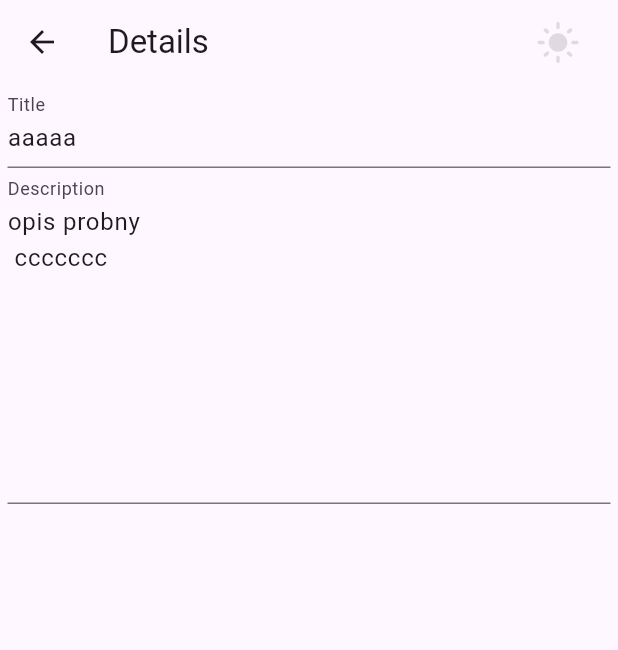
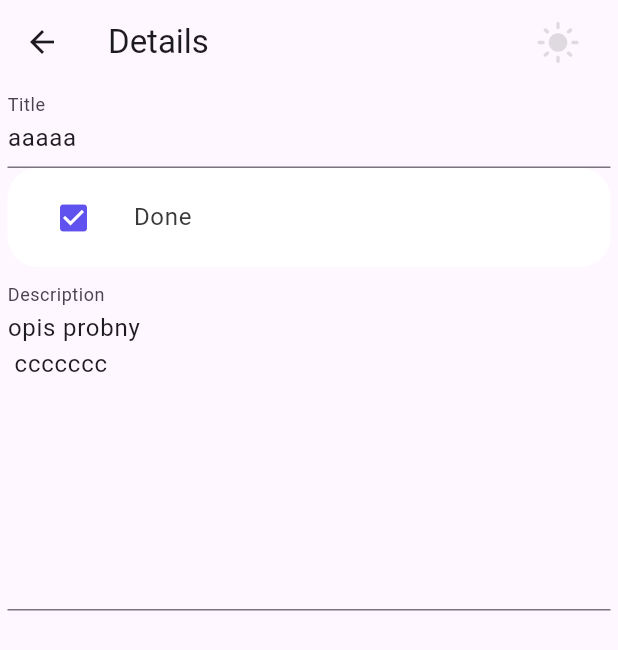
Before and after one commit to Staregai/Flutter_inf, a Flutter app: the screen it shows after launch, after a tap on "aaaaa", on a phone screen of 412 x 824 dp. Shown: the top 650 px of the screen. Run offline on Flutter 3.47's test engine with Material 3 defaults, Android fonts, the phone set to English and light mode, and no system bars; our stand-ins replace flutter_bloc.

Commit message:
added sorting (nearly working)

```diff
--- a/lib/cubits/todo_cubit.dart
+++ b/lib/cubits/todo_cubit.dart
@@ -45,6 +45,53 @@ class TodoCubit extends Cubit<TodoState> {
       ));
     }
   }
+
+  void sortTodos(String option) {
+    List<ToDo> sortedTodos = List.from(state.shownTodos);
+
+    switch (option) {
+      case 'Alphabetically Increasing (Not Done First)':
+        sortedTodos.sort((a, b) {
+          if (a.done != b.done) {
+            return a.done ? 1 : -1;
+          }
+          return a.text!.compareTo(b.text!);
+        });
+        break;
+      case 'Alphabetically Decreasing (Not Done First)':
+        sortedTodos.sort((a, b) {
+          if (a.done != b.done) {
+            return a.done ? 1 : -1;
+          }
+          return b.text!.compareTo(a.text!);
+        });
+        break;
+      case 'Alphabetically Increasing (Done First)':
+        sortedTodos.sort((a, b) {
+          if (a.done != b.done) {
+            return a.done ? -1 : 1;
+          }
+          return a.text!.compareTo(b.text!);
+        });
+        break;
+      case 'Alphabetically Decreasing (Done First)':
+        sortedTodos.sort((a, b) {
+          if (a.done != b.done) {
+            return a.done ? -1 : 1;
+          }
+          return b.text!.compareTo(a.text!);
+        });
+        break;
+
+      default:
+        break;
+    }
+    for (var td in sortedTodos) {
+      print(td.text);
+    }
+
+    emit(state.copyWith(shownTodos: sortedTodos));
+  }
 }
 
 class TodoState {
--- a/lib/cubits/todo_details_cubit.dart
+++ b/lib/cubits/todo_details_cubit.dart
@@ -11,4 +11,13 @@ class TodoDetailsCubit extends Cubit<ToDo> {
   void updateDescription(String description) {
     emit(state.copyWith(description: description));
   }
+
+  void updateDone() {
+    emit(state.copyWith(done: !state.done));
+    print(state.done);
+  }
+
+  bool isDone() {
+    return state.done;
+  }
 }
--- a/lib/main.dart
+++ b/lib/main.dart
@@ -1,15 +1,24 @@
 import 'package:flutter/material.dart';
 import 'package:flutter/services.dart';
 import './screens/home.dart';
+import 'cubits/todo_cubit.dart';
+import 'classes/todo.dart';
+import 'package:flutter_bloc/flutter_bloc.dart';
 import 'package:provider/provider.dart';
 
 void main() {
   runApp(
-    MultiProvider(providers: [
-      ChangeNotifierProvider(
-        create: (_) => ThemeProvider(),
-      )
-    ], child: const MyApp()),
+    MultiProvider(
+      providers: [
+        ChangeNotifierProvider(
+          create: (_) => ThemeProvider(),
+        ),
+      ],
+      child: BlocProvider(
+        create: (context) => TodoCubit(ToDo.todoList()),
+        child: const MyApp(),
+      ),
+    ),
   );
 }
 
--- a/lib/screens/home.dart
+++ b/lib/screens/home.dart
@@ -42,10 +42,21 @@ class HomeContent extends StatelessWidget {
                       children: [
                         Container(
                           margin: EdgeInsets.only(top: 50, bottom: 20),
-                          child: Text(
-                            "All todos",
-                            style: TextStyle(
-                                fontSize: 30, fontWeight: FontWeight.w500),
+                          child: Row(
+                            mainAxisAlignment: MainAxisAlignment.spaceBetween,
+                            children: [
+                              Text(
+                                "All todos",
+                                style: TextStyle(
+                                    fontSize: 30, fontWeight: FontWeight.w500),
+                              ),
+                              IconButton(
+                                onPressed: () {
+                                  _showSortOptions(context);
+                                },
+                                icon: Icon(Icons.filter_list),
+                              ),
+                            ],
                           ),
                         ),
                         for (ToDo td in state.shownTodos)
@@ -177,4 +188,47 @@ class HomeContent extends StatelessWidget {
       ),
     );
   }
+
+  Future<void> _showSortOptions(BuildContext context) async {
+    await showDialog(
+      context: context,
+      builder: (BuildContext context) {
+        return AlertDialog(
+          title: Text('Sort Options'),
+          content: Column(
+            children: [
+              _buildSortOption(
+                  context, 'Alphabetically Increasing (Not Done First)'),
+              _buildSortOption(
+                  context, 'Alphabetically Decreasing (Not Done First)'),
+              _buildSortOption(
+                  context, 'Alphabetically Increasing (Done First)'),
+              _buildSortOption(
+                  context, 'Alphabetically Decreasing (Done First)'),
+            ],
+          ),
+        );
+      },
+    );
+  }
+
+  Widget _buildSortOption(BuildContext context, String option) {
+    return InkWell(
+      onTap: () {
+        // Implement sorting logic based on the selected option
+        context.read<TodoCubit>().sortTodos(option);
+        Navigator.pop(context); // Close the dialog
+      },
+      child: Padding(
+        padding: EdgeInsets.symmetric(vertical: 8.0),
+        child: Text(
+          option,
+          style: TextStyle(
+            color: Theme.of(context).primaryColor,
+            fontSize: 18,
+          ),
+        ),
+      ),
+    );
+  }
 }
--- a/lib/screens/todo_details.dart
+++ b/lib/screens/todo_details.dart
@@ -2,6 +2,7 @@ import 'package:flutter/material.dart';
 import 'package:inf/classes/todo.dart';
 import 'package:flutter_bloc/flutter_bloc.dart';
 import 'package:inf/cubits/todo_details_cubit.dart';
+import 'package:inf/helpers/colors.dart';
 import 'package:inf/main.dart';
 
 class TodoDetails extends StatelessWidget {
@@ -51,6 +52,31 @@ class _TodoDetailsContent extends StatelessWidget {
               context.read<TodoDetailsCubit>().updateTitle(title);
             },
           ),
+          Container(
+            margin: EdgeInsets.only(bottom: 5),
+            child: ListTile(
+              shape: RoundedRectangleBorder(
+                  borderRadius: BorderRadius.circular(20)),
+              contentPadding: EdgeInsets.symmetric(horizontal: 20, vertical: 5),
+              tileColor: Colors.white,
+              leading: IconButton(
+                icon: Icon(context.watch<TodoDetailsCubit>().isDone()
+                    ? Icons.check_box
+                    : Icons.check_box_outline_blank),
+                color: tdBlue,
+                onPressed: () {
+                  context.read<TodoDetailsCubit>().updateDone();
+                },
+              ),
+              title: Text(
+                "Done",
+                style: TextStyle(
+                  fontSize: 16,
+                  color: tdBlack,
+                ),
+              ),
+            ),
+          ),
           TextField(
             decoration: InputDecoration(labelText: "Description"),
             maxLines: 8,
--- a/pubspec.yaml
+++ b/pubspec.yaml
@@ -36,7 +36,7 @@ dependencies:
   # Use with the CupertinoIcons class for iOS style icons.
   cupertino_icons: ^1.0.2
   provider: ^6.0.5
-  flutter_bloc: ^7.0.0
+  flutter_bloc: ^8.0.0
 
 dev_dependencies:
   flutter_test:
```
Also changed, not shown: pubspec.lock.
